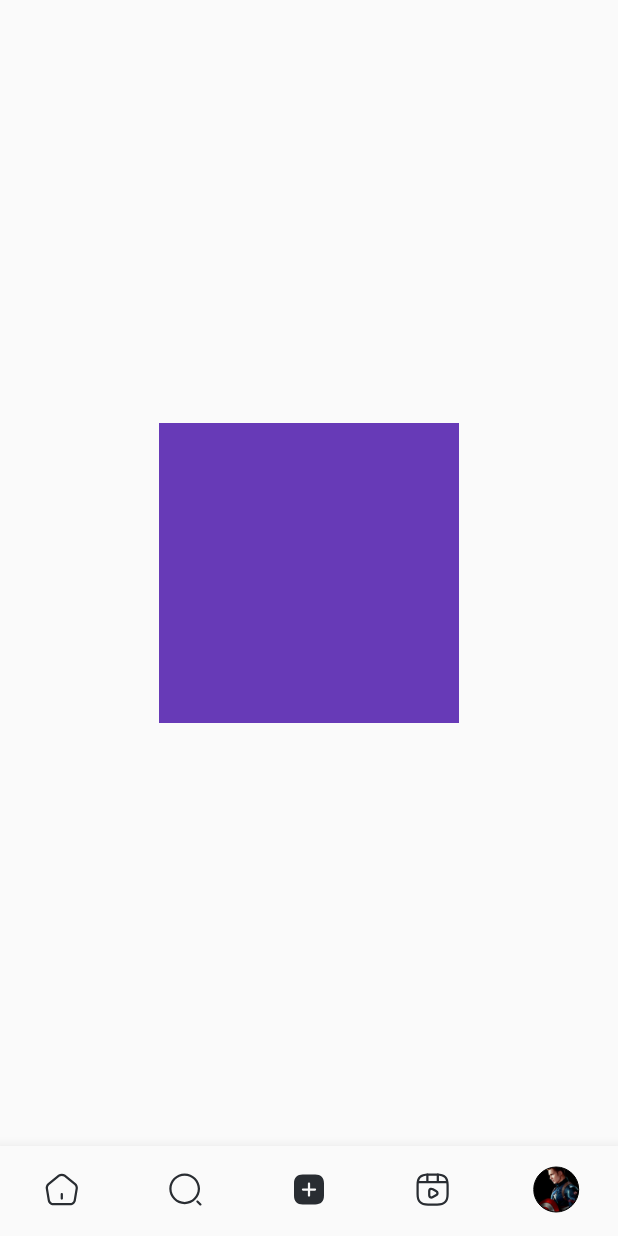
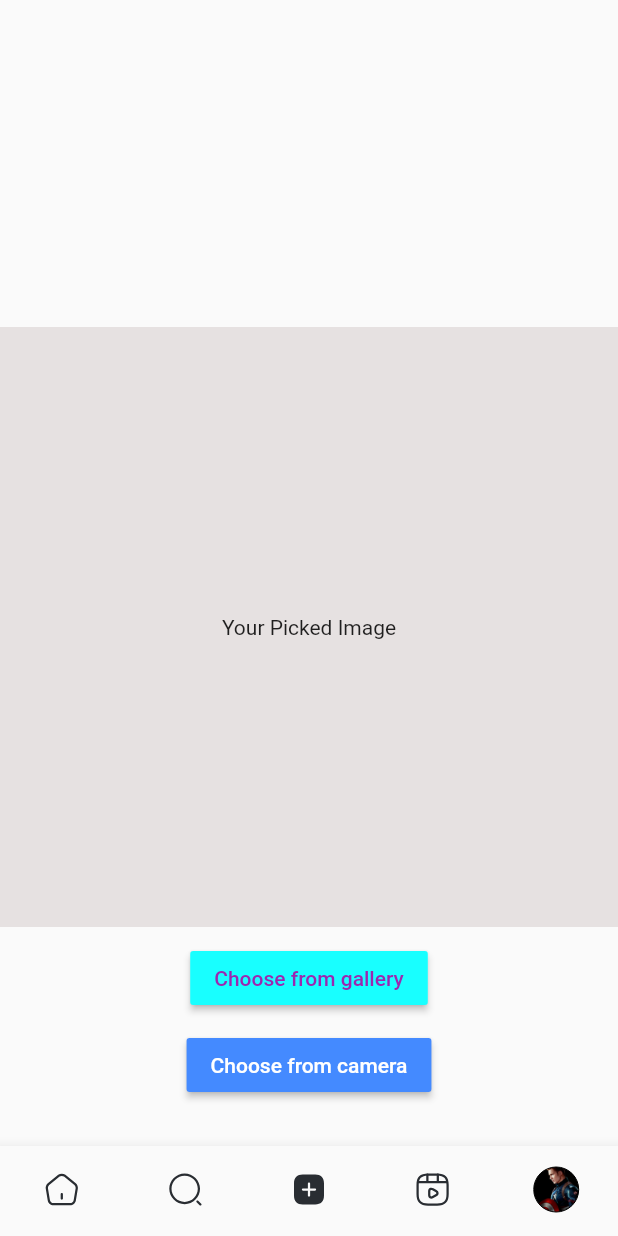
Before and after one commit to Upesh-Upreti/instagram-clone, a Flutter app: the screen it shows after launch, item 3 of the bottom bar chosen, on a phone screen of 412 x 824 dp. Run offline on Flutter 3.47's test engine with Material 2 defaults, Android fonts, the phone set to English and light mode, and no system bars; our stand-ins replace flutter_svg, image_picker.

Commit message:
adds image picker from gallery and camera in add screen

```diff
--- a/lib/screens/add_screen.dart
+++ b/lib/screens/add_screen.dart
@@ -1,4 +1,8 @@
+import 'dart:io';
+
 import 'package:flutter/material.dart';
+import 'package:flutter/services.dart';
+import 'package:image_picker/image_picker.dart';
 
 class AddScreen extends StatefulWidget {
   const AddScreen({super.key});
@@ -8,13 +12,74 @@ class AddScreen extends StatefulWidget {
 }
 
 class _AddScreenState extends State<AddScreen> {
+  File? _selectedImage;
+  Future<void> pickImage(ImageSource imageSource) async {
+    try {
+      final pickedImage = await ImagePicker().pickImage(source: imageSource);
+      if (pickedImage == null) {
+        return;
+      }
+      setState(() {
+        _selectedImage = File(pickedImage!.path);
+      });
+    } on PlatformException catch (error) {
+      print(error.message);
+    }
+  }
+
   @override
   Widget build(BuildContext context) {
+    Widget imageContent = _selectedImage == null
+        ? Text('Your Picked Image')
+        : Image.file(
+            _selectedImage!,
+            fit: BoxFit.cover,
+          );
+
     return Center(
-      child: Container(
-        height: 200,
-        width: 200,
-        color: Colors.deepPurple,
+      child: Column(
+        mainAxisAlignment: MainAxisAlignment.end,
+        children: [
+          Container(
+            height: 400,
+            width: double.infinity,
+            color: const Color.fromARGB(255, 230, 225, 225),
+            child: Center(child: imageContent),
+          ),
+          const SizedBox(
+            height: 10,
+          ),
+          MaterialButton(
+            onPressed: () {
+              pickImage(ImageSource.gallery);
+            },
+            color: Colors.cyanAccent,
+            child: const Text(
+              'Choose from gallery',
+              style: TextStyle(
+                color: Colors.purple,
+              ),
+            ),
+          ),
+          const SizedBox(
+            height: 10,
+          ),
+          MaterialButton(
+            onPressed: () {
+              pickImage(ImageSource.camera);
+            },
+            color: Colors.blueAccent,
+            child: const Text(
+              'Choose from camera',
+              style: TextStyle(
+                color: Colors.white,
+              ),
+            ),
+          ),
+          const SizedBox(
+            height: 30,
+          ),
+        ],
       ),
     );
   }
--- a/pubspec.yaml
+++ b/pubspec.yaml
@@ -37,6 +37,7 @@ dependencies:
   cupertino_icons: ^1.0.2
   flutter_svg:
   flutter_staggered_grid_view:
+  image_picker: ^0.8.8
 dev_dependencies:
   flutter_test:
     sdk: flutter
```
Also changed, not shown: pubspec.lock, 1 other file.
